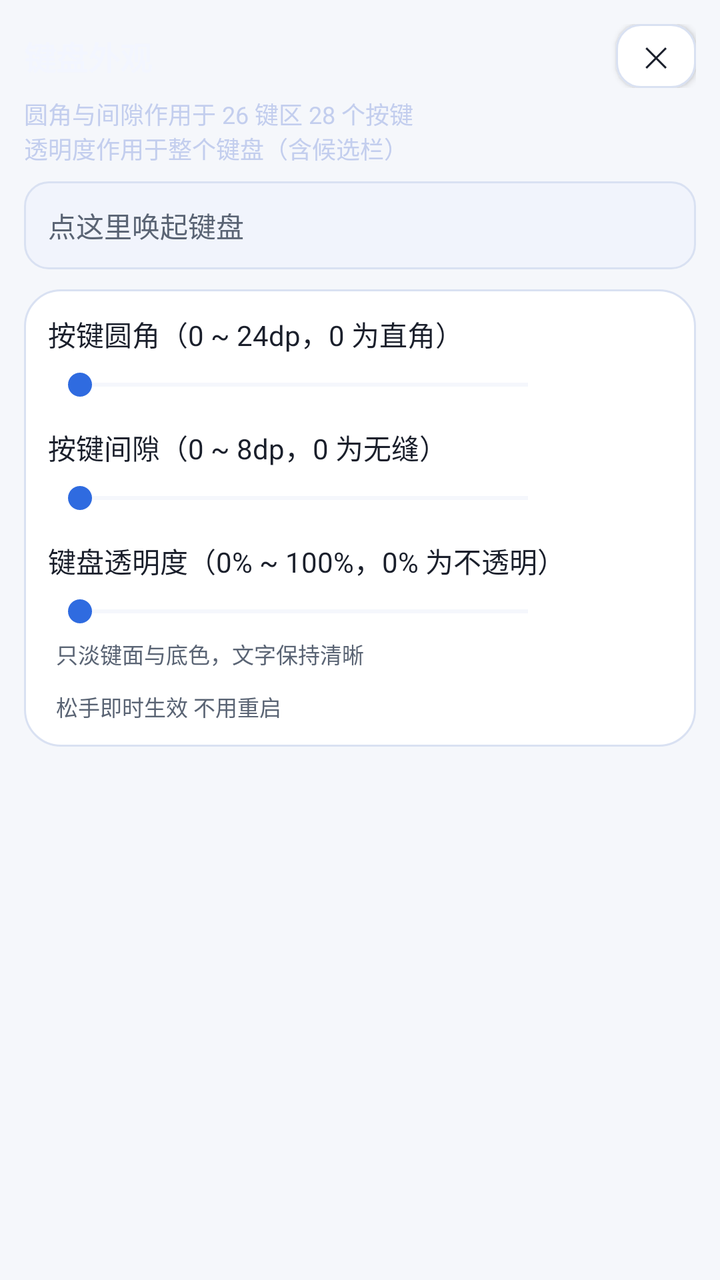
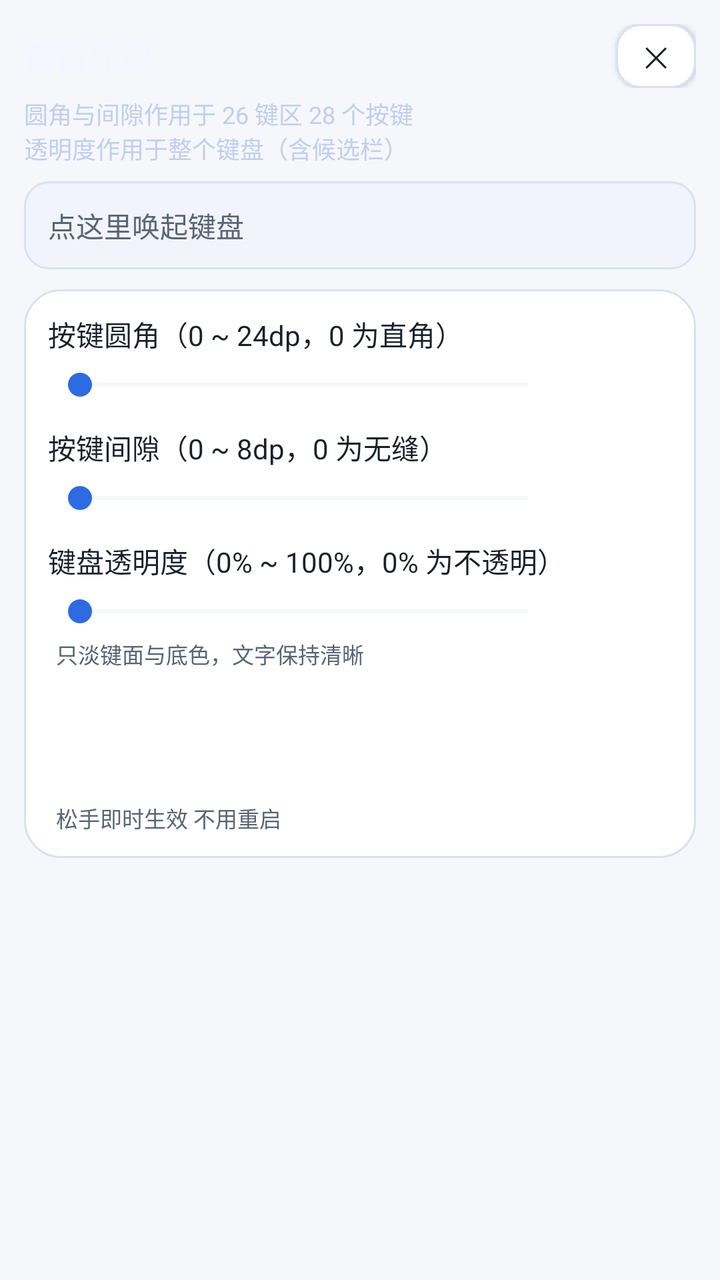

Before-and-after screenshots of an Android layout around one commit, followed by the original layout XML and the change that was made.
<!-- AndroidManifest.xml: application theme AppTheme -->
<!-- res/layout/activity_key_appearance.xml -->
<?xml version="1.0" encoding="utf-8"?>
<ScrollView xmlns:android="http://schemas.android.com/apk/res/android"
    android:layout_width="match_parent"
    android:layout_height="match_parent"
    android:fitsSystemWindows="true"
    android:overScrollMode="never">

    <LinearLayout
        android:layout_width="match_parent"
        android:layout_height="wrap_content"
        android:orientation="vertical"
        android:padding="12dp">

        <LinearLayout
            android:layout_width="match_parent"
            android:layout_height="wrap_content"
            android:gravity="center_vertical"
            android:orientation="horizontal">

            <TextView
                android:layout_width="0dp"
                android:layout_height="wrap_content"
                android:layout_weight="1"
                android:text="@string/key_appearance_title"
                android:textColor="@color/key_appearance_fg"
                android:textSize="16sp"
                android:textStyle="bold" />

            <Button
                android:id="@+id/btn_key_appearance_close"
                style="@style/SettingsButton"
                android:layout_width="40dp"
                android:layout_height="32dp"
                android:minWidth="0dp"
                android:paddingStart="0dp"
                android:paddingEnd="0dp"
                android:text="@string/symbol_order_close"
                android:textSize="14sp" />
        </LinearLayout>

        <TextView
            android:layout_width="match_parent"
            android:layout_height="wrap_content"
            android:paddingTop="4dp"
            android:paddingBottom="8dp"
            android:text="@string/key_appearance_desc"
            android:textColor="@color/key_appearance_fg_dim"
            android:textSize="12sp" />

        
        <EditText
            android:layout_width="match_parent"
            android:layout_height="44dp"
            android:layout_marginBottom="10dp"
            android:background="@drawable/field_aurora"
            android:hint="@string/settings_ime_test_hint"
            android:importantForAutofill="no"
            android:imeOptions="actionDone"
            android:inputType="text"
            android:maxLines="1"
            android:paddingStart="12dp"
            android:paddingEnd="12dp"
            android:textColor="@color/text_primary"
            android:textColorHint="@color/text_secondary"
            android:textSize="14sp" />

        <LinearLayout
            android:layout_width="match_parent"
            android:layout_height="wrap_content"
            android:background="@drawable/card_aurora"
            android:orientation="vertical"
            android:padding="12dp">

            
            <TextView
                android:layout_width="match_parent"
                android:layout_height="wrap_content"
                android:text="@string/key_corner_title"
                android:textColor="@color/text_primary"
                android:textSize="14sp" />

            <LinearLayout
                android:layout_width="match_parent"
                android:layout_height="wrap_content"
                android:layout_marginTop="6dp"
                android:gravity="center_vertical"
                android:orientation="horizontal">

                <SeekBar
                    android:id="@+id/seek_key_corner"
                    android:layout_width="0dp"
                    android:layout_height="wrap_content"
                    android:layout_weight="1"
                    android:progressBackgroundTint="@color/card_stroke"
                    android:progressTint="@color/accent"
                    android:thumbTint="@color/accent" />

                <TextView
                    android:id="@+id/text_key_corner"
                    android:layout_width="wrap_content"
                    android:layout_height="wrap_content"
                    android:gravity="end"
                    android:minWidth="56dp"
                    android:textColor="@color/accent"
                    android:textSize="13sp" />
            </LinearLayout>

            
            <TextView
                android:layout_width="match_parent"
                android:layout_height="wrap_content"
                android:layout_marginTop="12dp"
                android:text="@string/key_gap_title"
                android:textColor="@color/text_primary"
                android:textSize="14sp" />

            <LinearLayout
                android:layout_width="match_parent"
                android:layout_height="wrap_content"
                android:layout_marginTop="6dp"
                android:gravity="center_vertical"
                android:orientation="horizontal">

                <SeekBar
                    android:id="@+id/seek_key_gap"
                    android:layout_width="0dp"
                    android:layout_height="wrap_content"
                    android:layout_weight="1"
                    android:progressBackgroundTint="@color/card_stroke"
                    android:progressTint="@color/accent"
                    android:thumbTint="@color/accent" />

                <TextView
                    android:id="@+id/text_key_gap"
                    android:layout_width="wrap_content"
                    android:layout_height="wrap_content"
                    android:gravity="end"
                    android:minWidth="56dp"
                    android:textColor="@color/accent"
                    android:textSize="13sp" />
            </LinearLayout>

            
            <TextView
                android:layout_width="match_parent"
                android:layout_height="wrap_content"
                android:layout_marginTop="12dp"
                android:text="@string/key_transparency_title"
                android:textColor="@color/text_primary"
                android:textSize="14sp" />

            <LinearLayout
                android:layout_width="match_parent"
                android:layout_height="wrap_content"
                android:layout_marginTop="6dp"
                android:gravity="center_vertical"
                android:orientation="horizontal">

                <SeekBar
                    android:id="@+id/seek_key_transparency"
                    android:layout_width="0dp"
                    android:layout_height="wrap_content"
                    android:layout_weight="1"
                    android:progressBackgroundTint="@color/card_stroke"
                    android:progressTint="@color/accent"
                    android:thumbTint="@color/accent" />

                <TextView
                    android:id="@+id/text_key_transparency"
                    android:layout_width="wrap_content"
                    android:layout_height="wrap_content"
                    android:gravity="end"
                    android:minWidth="56dp"
                    android:textColor="@color/accent"
                    android:textSize="13sp" />
            </LinearLayout>

            <TextView
                android:layout_width="match_parent"
                android:layout_height="wrap_content"
                android:layout_marginTop="4dp"
                android:paddingStart="4dp"
                android:paddingEnd="4dp"
                android:text="@string/key_transparency_desc"
                android:textColor="@color/text_secondary"
                android:textSize="11sp" />

            <TextView
                android:layout_width="match_parent"
                android:layout_height="wrap_content"
                android:layout_marginTop="10dp"
                android:paddingStart="4dp"
                android:paddingEnd="4dp"
                android:text="@string/key_appearance_apply_hint"
                android:textColor="@color/text_secondary"
                android:textSize="11sp" />
        </LinearLayout>
    </LinearLayout>
</ScrollView>
<!-- resources referenced by this layout -->
<resources>
  <color name="accent">#2F6BE0</color>
  <color name="card_stroke">#D9E1F2</color>
  <color name="key_appearance_fg">#F3F6FF</color>
  <color name="key_appearance_fg_dim">#C3CEEE</color>
  <color name="text_primary">#1A1F2B</color>
  <color name="text_secondary">#5A6474</color>
  <!-- drawable card_aurora (drawable) -->
  <?xml version="1.0" encoding="utf-8"?>
  <shape xmlns:android="http://schemas.android.com/apk/res/android"
      android:shape="rectangle">
      <solid android:color="@color/card_bg" />
      <corners android:radius="18dp" />
      <stroke
          android:width="1dp"
          android:color="@color/card_stroke" />
  </shape>
  <!-- drawable field_aurora (drawable) -->
  <?xml version="1.0" encoding="utf-8"?>
  <selector xmlns:android="http://schemas.android.com/apk/res/android">
      <item android:state_focused="true">
          <shape android:shape="rectangle">
              <solid android:color="@color/field_bg" />
              <corners android:radius="12dp" />
              <stroke
                  android:width="1.5dp"
                  android:color="@color/aurora_cyan" />
          </shape>
      </item>
      <item>
          <shape android:shape="rectangle">
              <solid android:color="@color/field_bg" />
              <corners android:radius="12dp" />
              <stroke
                  android:width="1dp"
                  android:color="@color/card_stroke" />
          </shape>
      </item>
  </selector>
  <string name="key_appearance_apply_hint">松手即时生效 不用重启</string>
  <string name="key_appearance_desc">圆角与间隙作用于 26 键区 28 个按键\n透明度作用于整个键盘（含候选栏）</string>
  <string name="key_appearance_title">键盘外观</string>
  <string name="key_corner_title">按键圆角（0 ~ 24dp，0 为直角）</string>
  <string name="key_gap_title">按键间隙（0 ~ 8dp，0 为无缝）</string>
  <string name="key_transparency_desc">只淡键面与底色，文字保持清晰</string>
  <string name="key_transparency_title">键盘透明度（0% ~ 100%，0% 为不透明）</string>
  <string name="settings_ime_test_hint">点这里唤起键盘</string>
  <string name="symbol_order_close">✕</string>
  <style name="SettingsButton">
          <item name="android:layout_width">match_parent</item>
          <item name="android:layout_height">44dp</item>
          <item name="android:background">@drawable/btn_aurora_secondary</item>
          <item name="android:textColor">@color/text_primary</item>
          <item name="android:textSize">13sp</item>
          <item name="android:gravity">center</item>
      </style>
  <style name="AppTheme" parent="@android:style/Theme.Material.Light.NoActionBar" tools:targetApi="o_mr1">
          <item name="android:colorAccent">@color/accent</item>
          <item name="android:colorBackground">@color/app_bg</item>
          <item name="android:windowBackground">@color/app_bg</item>
          <item name="android:statusBarColor">@color/app_bg</item>
          <item name="android:navigationBarColor">@color/app_bg</item>
          <item name="android:textColorPrimary">@color/text_primary</item>
          <item name="android:textColorSecondary">@color/text_secondary</item>
          <item name="android:textColorHint">@color/text_secondary</item>
          
          <item name="android:windowLightStatusBar">true</item>
          <item name="android:windowLightNavigationBar">true</item>
      </style>
  <color name="card_bg">#FFFFFF</color>
  <color name="field_bg">#F1F4FC</color>
  <color name="aurora_cyan">#0A7A90</color>
  <!-- drawable btn_aurora_secondary (drawable) -->
  <?xml version="1.0" encoding="utf-8"?>
  <ripple xmlns:android="http://schemas.android.com/apk/res/android"
      android:color="@color/ripple_on_surface">
      <item>
          <shape android:shape="rectangle">
              <solid android:color="@color/btn_secondary_bg" />
              <corners android:radius="12dp" />
              <stroke
                  android:width="1dp"
                  android:color="@color/card_stroke" />
          </shape>
      </item>
  </ripple>
  <color name="app_bg">#F5F7FB</color>
  <color name="ripple_on_surface">#1A000000</color>
  <color name="btn_secondary_bg">#FFFFFF</color>
</resources>

<!-- the commit's change to res/layout/activity_key_appearance.xml (unified diff, before → after) -->
@@ -185,6 +185,38 @@
                 android:textColor="@color/text_secondary"
                 android:textSize="11sp" />
 
+            
+            <TextView
+                android:id="@+id/text_skin_title"
+                android:layout_width="match_parent"
+                android:layout_height="wrap_content"
+                android:layout_marginTop="12dp"
+                android:textColor="@color/text_primary"
+                android:textSize="14sp" />
+
+            <HorizontalScrollView
+                android:layout_width="match_parent"
+                android:layout_height="wrap_content"
+                android:layout_marginTop="6dp"
+                android:scrollbars="none">
+
+                <LinearLayout
+                    android:id="@+id/skin_row"
+                    android:layout_width="wrap_content"
+                    android:layout_height="wrap_content"
+                    android:orientation="horizontal" />
+            </HorizontalScrollView>
+
+            <TextView
+                android:id="@+id/text_skin_hint"
+                android:layout_width="match_parent"
+                android:layout_height="wrap_content"
+                android:layout_marginTop="4dp"
+                android:paddingStart="4dp"
+                android:paddingEnd="4dp"
+                android:textColor="@color/text_secondary"
+                android:textSize="11sp" />
+
             <TextView
                 android:layout_width="match_parent"
                 android:layout_height="wrap_content"
